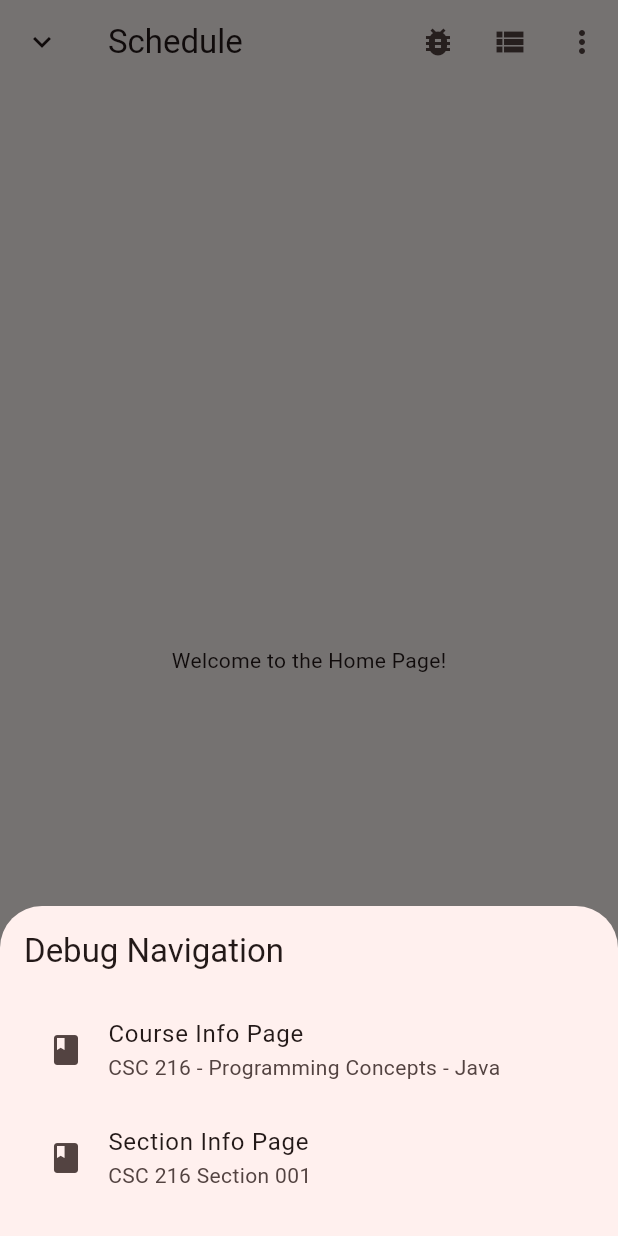
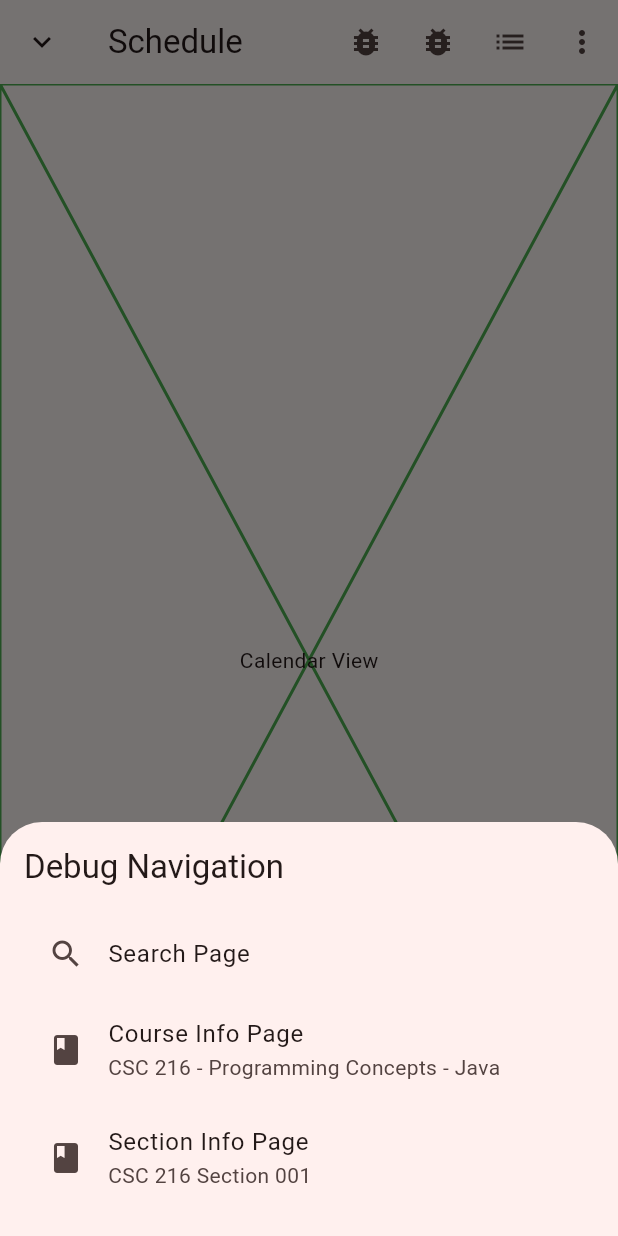
Before and after one commit to NCSU-App-Development-Club/coursepilot, a Flutter app: the screen it shows after launch, after a tap on the "bug report" icon, on a phone screen of 412 x 824 dp. Run offline on Flutter 3.47's test engine with Material 3 defaults, Android fonts, the phone set to English and light mode, and no system bars; our stand-ins replace dart_mappable, get_it, hive_flutter; accounts and stored records are empty; generated files the repository leaves out were written again.

Commit message:
Add final few stubs for real this time

```diff
--- a/lib/pages/course_info/course_info_page.dart
+++ b/lib/pages/course_info/course_info_page.dart
@@ -3,6 +3,10 @@ import 'package:flutter/material.dart';
 
 class CourseInfoPage extends StatelessWidget {
   final CourseDetail course;
+
+  // TODO: Implement switching between the Course Details view and Sections List view using a TabBar or similar widget.
+  // See [search_page.dart] for an example
+  // Find a way to pass the course details to those views so they can display the relevant information.
 
   const CourseInfoPage({super.key, required this.course});
 
@@ -10,6 +14,7 @@ class CourseInfoPage extends StatelessWidget {
   Widget build(BuildContext context) {
     return Scaffold(
       appBar: AppBar(title: Text('${course.prefix} ${course.number}')),
+      // TODO: Replace body with the views
       body: Padding(
         padding: const EdgeInsets.all(16),
         child: Column(
--- a/lib/pages/course_info/views/course_details_view.dart
+++ b/lib/pages/course_info/views/course_details_view.dart
@@ -3,8 +3,13 @@ import 'package:flutter/material.dart';
 class CourseDetailsView extends StatelessWidget {
   const CourseDetailsView({super.key});
 
+  // TODO: Implement the course details view per the design specifications.
+
   @override
   Widget build(BuildContext context) {
-    return const Placeholder();
+    return const Placeholder(
+      color: Colors.teal,
+      child: Center(child: Text('Course Details View')),
+    );
   }
 }
--- a/lib/pages/course_info/views/sections_list_view.dart
+++ b/lib/pages/course_info/views/sections_list_view.dart
@@ -5,6 +5,9 @@ class SectionsListView extends StatelessWidget {
 
   @override
   Widget build(BuildContext context) {
-    return const Placeholder();
+    return const Placeholder(
+      color: Colors.indigo,
+      child: Center(child: Text('Sections List View')),
+    );
   }
 }
--- a/lib/pages/home/components/debug_navigation_modal.dart
+++ b/lib/pages/home/components/debug_navigation_modal.dart
@@ -1,5 +1,6 @@
 import 'package:coursepilot/models/models.dart';
 import 'package:coursepilot/pages/course_info/course_info_page.dart';
+import 'package:coursepilot/pages/search/search_page.dart';
 import 'package:coursepilot/pages/section_info/section_info_page.dart';
 import 'package:flutter/material.dart';
 
@@ -55,13 +56,22 @@ class DebugNavigationModal extends StatelessWidget {
           ),
           const SizedBox(height: 16),
           ListTile(
+            leading: const Icon(Icons.search),
+            title: const Text('Search Page'),
+            onTap: () {
+              Navigator.push(
+                context,
+                MaterialPageRoute(builder: (_) => const SearchPage()),
+              );
+            },
+          ),
+          ListTile(
             leading: const Icon(Icons.book),
             title: const Text('Course Info Page'),
             subtitle: Text(
               '${_dummyCourse.prefix} ${_dummyCourse.number} - ${_dummyCourse.name}',
             ),
             onTap: () {
-              Navigator.pop(context);
               Navigator.push(
                 context,
                 MaterialPageRoute(
@@ -78,7 +88,6 @@ class DebugNavigationModal extends StatelessWidget {
               'Section ${_dummySection.number}',
             ),
             onTap: () {
-              Navigator.pop(context);
               Navigator.push(
                 context,
                 MaterialPageRoute(
--- a/lib/pages/home/home_page.dart
+++ b/lib/pages/home/home_page.dart
@@ -1,19 +1,49 @@
+import 'package:coursepilot/pages/home/components/section_bottom_sheet.dart';
+import 'package:coursepilot/pages/home/views/calendar_view.dart';
+import 'package:coursepilot/pages/home/views/course_list_view.dart';
 import 'package:flutter/material.dart';
-import 'package:flutter/widget_previews.dart';
 
 import 'components/debug_navigation_modal.dart';
 
-// enum ViewMode { list, schedule, ...(IconData, View) }
+enum View {
+  calendar(Icons.list, CalendarView()),
+  list(Icons.calendar_month, CourseListView());
 
-class HomePage extends StatelessWidget {
+  final IconData icon;
+  final Widget view;
+
+  const View(this.icon, this.view);
+}
+
+class HomePage extends StatefulWidget {
   const HomePage({super.key});
+
+  @override
+  State<HomePage> createState() => _HomePageState();
+}
+
+class _HomePageState extends State<HomePage> {
+  View _currentView = View.calendar;
 
   void _onMenuButtonPressed() {
     // TODO: Implement menu button action
   }
 
   void _onToggleView() {
-    // TODO: Implement toggle view action
+    switch (_currentView) {
+      case View.calendar:
+        setState(() {
+          _currentView = View.list;
+        });
+
+        break;
+      case View.list:
+        setState(() {
+          _currentView = View.calendar;
+        });
+
+        break;
+    }
   }
 
   void _onAddButtonPressed() {
@@ -22,6 +52,13 @@ class HomePage extends StatelessWidget {
 
   void _onMoreButtonPressed() {
     // TODO: Implement more button action
+  }
+
+  void _onSectionPressed() {
+    showModalBottomSheet(
+      context: context,
+      builder: (_) => SectionBottomSheet(),
+    );
   }
 
   @override
@@ -46,9 +83,10 @@ class HomePage extends StatelessWidget {
             icon: const Icon(Icons.bug_report),
           ),
           IconButton(
-            onPressed: _onToggleView,
-            icon: const Icon(Icons.view_list),
+            onPressed: _onSectionPressed,
+            icon: Icon(Icons.bug_report),
           ),
+          IconButton(onPressed: _onToggleView, icon: Icon(_currentView.icon)),
           IconButton(
             onPressed: _onMoreButtonPressed,
             icon: const Icon(Icons.more_vert),
@@ -56,7 +94,7 @@ class HomePage extends StatelessWidget {
         ],
       ),
 
-      body: const Center(child: Text('Welcome to the Home Page!')),
+      body: _currentView.view,
 
       floatingActionButton: FloatingActionButton(
         onPressed: _onAddButtonPressed,
--- a/lib/pages/home/views/calendar_view.dart
+++ b/lib/pages/home/views/calendar_view.dart
@@ -3,8 +3,17 @@ import 'package:flutter/material.dart';
 class CalendarView extends StatelessWidget {
   const CalendarView({super.key});
 
+  // TODO: Implement the calendar view using a package like table_calendar or similar.
+  // The package is already added to pubspec.yaml, so you can start integrating it here.
+  // See documentation for table_calendar: https://pub.dev/packages/table_calendar
+
+  // Add placeholder content for now to visualize the view in the app.
+
   @override
   Widget build(BuildContext context) {
-    return const Placeholder();
+    return Placeholder(
+      color: Colors.green,
+      child: Center(child: Text('Calendar View')),
+    );
   }
 }
--- a/lib/pages/home/views/course_list_view.dart
+++ b/lib/pages/home/views/course_list_view.dart
@@ -3,8 +3,15 @@ import 'package:flutter/material.dart';
 class CourseListView extends StatelessWidget {
   const CourseListView({super.key});
 
+  // TODO: Implement the course list view.
+  // Add placeholder content for now to visualize the view in the app.
+  // Consult the Flutter documentation for ListView and related widgets to create a scrollable list of courses.
+
   @override
   Widget build(BuildContext context) {
-    return const Placeholder();
+    return const Placeholder(
+      color: Colors.blue,
+      child: Center(child: Text('Course List View')),
+    );
   }
 }
--- a/lib/pages/search/views/lookup_course_view.dart
+++ b/lib/pages/search/views/lookup_course_view.dart
@@ -3,8 +3,15 @@ import 'package:flutter/material.dart';
 class LookupCourseView extends StatelessWidget {
   const LookupCourseView({super.key});
 
+  // TODO: Implement the lookup course view per the design specifications.
+  // Bonus points for an autocomplete dropdown on the Prefix field
+  // Consult the Flutter documentation for TextField, DropdownButton, and related widgets to create a search form with the specified fields.
+
   @override
   Widget build(BuildContext context) {
-    return const Placeholder();
+    return const Placeholder(
+      color: Colors.orange,
+      child: Center(child: Text('Lookup Course View')),
+    );
   }
 }
--- a/lib/pages/search/views/search_courses_view.dart
+++ b/lib/pages/search/views/search_courses_view.dart
@@ -3,8 +3,15 @@ import 'package:flutter/material.dart';
 class SearchCoursesView extends StatelessWidget {
   const SearchCoursesView({super.key});
 
+  // TODO: Implement the search courses view per the design specifications.
+  // Consult the Flutter documentation for TextField, DropdownButton, and related widgets to create a search form with the specified fields.
+  // A ListView would be a good choice for displaying search results in a scrollable list format.
+
   @override
   Widget build(BuildContext context) {
-    return const Placeholder();
+    return const Placeholder(
+      color: Colors.purple,
+      child: Center(child: Text('Search Courses View')),
+    );
   }
 }
--- a/lib/pages/section_info/section_info_page.dart
+++ b/lib/pages/section_info/section_info_page.dart
@@ -3,6 +3,9 @@ import 'package:flutter/material.dart';
 
 class SectionInfoPage extends StatelessWidget {
   final SectionDetail section;
+
+  // TODO: Implement the section info page per the design specifications.
+  //
 
   const SectionInfoPage({super.key, required this.section});
 
```
Also changed, not shown: lib/pages/home/components/section_bottom_sheet.dart (+38 -1 lines), lib/pages/search/search_page.dart (+18 -3 lines).
